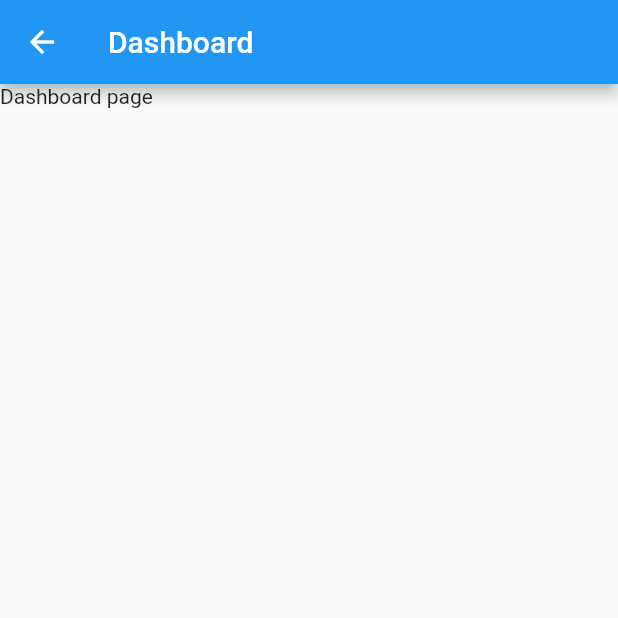
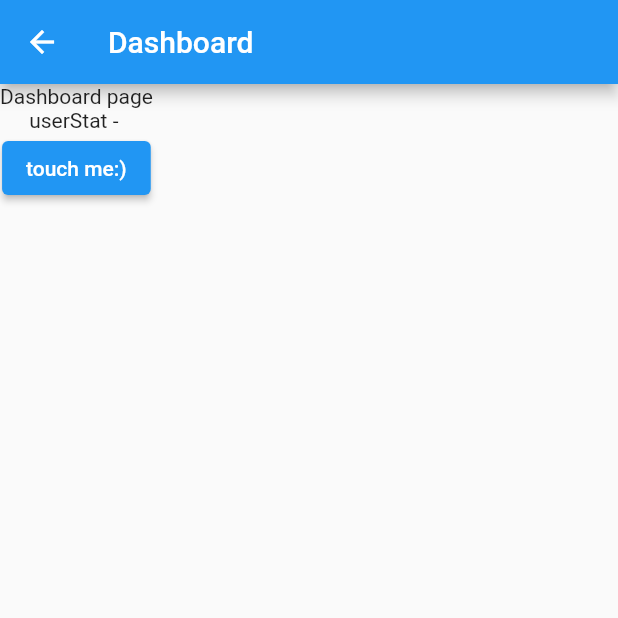
Before and after one commit to DenisKashchavtsev/tik_talk, a Flutter app: the Dashboard screen opened by its route, on a phone screen of 412 x 824 dp, the top half of it. Run offline on Flutter 3.47's test engine with Material 2 defaults, Android fonts, the light colour scheme and no system bars; our stand-ins replace bloc, cloud_firestore, firebase_auth, firebase_core, flutter_bloc, flutter_easyloading; accounts and stored records are empty.

Commit message:
add user repository

```diff
--- /dev/null
+++ b/lib/cubits/user/user_cubit.dart
@@ -0,0 +1,19 @@
+import 'package:bloc/bloc.dart';
+import 'package:meta/meta.dart';
+
+import '../../models/user.dart';
+import '../../repositories/user_repository.dart';
+
+part 'user_state.dart';
+
+class UserCubit extends Cubit<UserState> {
+  final UserRepository _userRepository;
+
+  UserCubit(this._userRepository) : super(const UserState());
+
+  getCurrentUser() async {
+    final user = await _userRepository.getUser();
+
+    emit(UserState(user: user));
+  }
+}
--- /dev/null
+++ b/lib/cubits/user/user_state.dart
@@ -0,0 +1,8 @@
+part of 'user_cubit.dart';
+
+@immutable
+class UserState {
+  final User? user;
+
+  const UserState({this.user});
+}
--- a/lib/pages/dashboard.dart
+++ b/lib/pages/dashboard.dart
@@ -1,4 +1,7 @@
 import 'package:flutter/material.dart';
+import 'package:flutter_bloc/flutter_bloc.dart';
+
+import '../cubits/user/user_cubit.dart';
 
 class Dashboard extends StatelessWidget {
   const Dashboard({Key? key}) : super(key: key);
@@ -10,8 +13,18 @@ class Dashboard extends StatelessWidget {
         title: const Text('Dashboard'),
       ),
       body: Column(
-        children: const [
-          Text('Dashboard page'),
+        children: [
+          const Text('Dashboard page'),
+          BlocBuilder<UserCubit, UserState>(
+            builder: (context, state) {
+              print(state.user?.email);
+              return Text('userStat - ${state.user?.email}');
+            },
+          ),
+
+          ElevatedButton(onPressed: () {
+            context.read<UserCubit>().getCurrentUser();
+          }, child: const Text('touch me:)'))
         ],
       ),
     );
--- a/lib/pages/login.dart
+++ b/lib/pages/login.dart
@@ -2,7 +2,7 @@ import 'package:flutter/material.dart';
 import 'package:flutter_bloc/flutter_bloc.dart';
 import 'package:flutter_easyloading/flutter_easyloading.dart';
 
-import '../cubits/auth/login_cubit.dart';
+import '../cubits/login/login_cubit.dart';
 
 class Login extends StatelessWidget {
   final TextEditingController _emailController = TextEditingController();
--- a/lib/pages/register.dart
+++ b/lib/pages/register.dart
@@ -2,7 +2,7 @@ import 'package:flutter/material.dart';
 import 'package:flutter_bloc/flutter_bloc.dart';
 import 'package:flutter_easyloading/flutter_easyloading.dart';
 
-import '../cubits/auth/register_cubit.dart';
+import '../cubits/register/register_cubit.dart';
 
 class Register extends StatelessWidget {
   final TextEditingController _emailController = TextEditingController();
--- /dev/null
+++ b/lib/repositories/user_repository.dart
@@ -0,0 +1,23 @@
+import 'package:firebase_auth/firebase_auth.dart';
+import 'package:cloud_firestore/cloud_firestore.dart';
+
+import '../models/user.dart' as user_modal;
+
+class UserRepository {
+  final FirebaseAuth _auth = FirebaseAuth.instance;
+  final _firestore = FirebaseFirestore.instance;
+
+  Future<user_modal.User?> getUser() async {
+    final currentUser = _auth.currentUser;
+
+    if(currentUser != null) {
+      return user_modal.User(currentUser.email);
+      // more information
+      // await _firestore
+      //     .collection('users')
+      //     .doc(currentUser.uid)
+      //     .get()
+    }
+    return null;
+  }
+}
--- a/lib/routes.dart
+++ b/lib/routes.dart
@@ -1,13 +1,15 @@
 import 'package:flutter/cupertino.dart';
 import 'package:flutter_bloc/flutter_bloc.dart';
 
-import 'cubits/auth/login_cubit.dart';
-import 'cubits/auth/register_cubit.dart';
+import 'cubits/login/login_cubit.dart';
+import 'cubits/register/register_cubit.dart';
+import 'cubits/user/user_cubit.dart';
 import 'pages/dashboard.dart';
 import 'pages/home.dart';
 import 'pages/login.dart';
 import 'pages/register.dart';
 import 'repositories/auth_repository.dart';
+import 'repositories/user_repository.dart';
 
 class Routes {
   final BuildContext context;
@@ -25,7 +27,14 @@ class Routes {
             create: (BuildContext context) => RegisterCubit(AuthRepository()),
             child: Register(),
           ),
-      '/dashboard': (context) => const Dashboard(),
+      '/dashboard': (context) => BlocProvider(
+            create: (context) {
+              final cubit = UserCubit(UserRepository());
+              cubit.getCurrentUser();
+              return cubit;
+            },
+            child: const Dashboard(),
+          ),
     };
   }
 }
```
Also changed, not shown: lib/cubits/login/login_cubit.dart (renamed from lib/cubits/auth/login_cubit.dart), lib/cubits/login/login_state.dart (renamed from lib/cubits/auth/login_state.dart), lib/cubits/register/register_cubit.dart (renamed from lib/cubits/auth/register_cubit.dart), lib/cubits/register/register_state.dart (renamed from lib/cubits/auth/register_state.dart).
